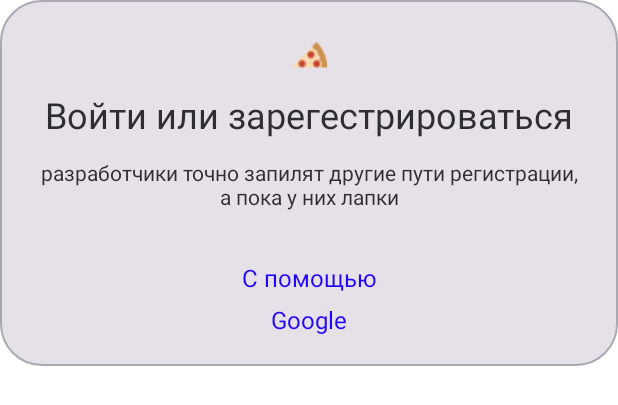
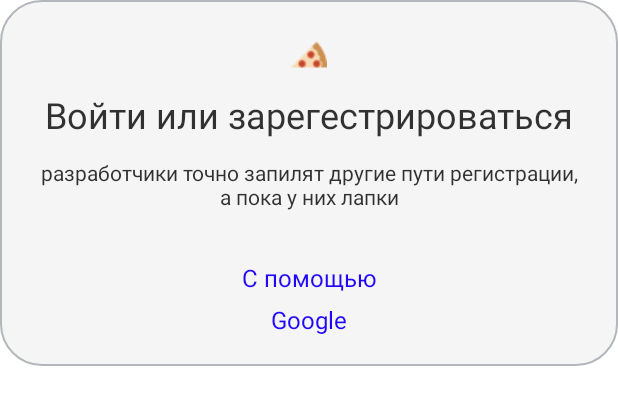
Before and after one commit to Techi77/SplitTheBillV2, an Android app built with Jetpack Compose: the @Preview function RegistrationDialogPreview, on a phone screen of 412 x 824 dp. Shown: the top 405 px of the screen. Run offline under Robolectric (Android 15) with nearby library versions, the phone set to English and light mode, and no system bars.

Commit message:
fix: registration dialog colors

```diff
--- a/core/theme/src/main/java/com/stb/theme/RegistrationDialog.kt
+++ b/core/theme/src/main/java/com/stb/theme/RegistrationDialog.kt
@@ -1,8 +1,7 @@
 package com.stb.theme
 
+import androidx.compose.foundation.BorderStroke
 import androidx.compose.foundation.Image
-import androidx.compose.foundation.background
-import androidx.compose.foundation.border
 import androidx.compose.foundation.clickable
 import androidx.compose.foundation.isSystemInDarkTheme
 import androidx.compose.foundation.layout.Arrangement
@@ -11,10 +10,12 @@ import androidx.compose.foundation.layout.padding
 import androidx.compose.foundation.layout.size
 import androidx.compose.foundation.shape.RoundedCornerShape
 import androidx.compose.material3.Card
+import androidx.compose.material3.CardDefaults
 import androidx.compose.material3.Text
 import androidx.compose.runtime.Composable
 import androidx.compose.ui.Alignment
 import androidx.compose.ui.Modifier
+import androidx.compose.ui.graphics.Color
 import androidx.compose.ui.graphics.ImageBitmap
 import androidx.compose.ui.res.imageResource
 import androidx.compose.ui.text.style.TextAlign
@@ -34,16 +35,13 @@ fun RegistrationDialog(
 ) {
     val shape = RoundedCornerShape(28.dp)
     Card(
-        modifier = Modifier
-            .border(
-                width = 1.dp,
-                color = if (isSystemInDarkTheme()) BorderDark else Border,
-                shape = shape
-            )
-            .background(
-                color = getColorTheme().primaryContainer,
-                shape = shape
-            ),
+        colors = CardDefaults.cardColors().copy(
+            containerColor = getColorTheme().primaryContainer
+        ),
+        border = BorderStroke(
+            width = 1.dp,
+            color = if (isSystemInDarkTheme()) BorderDark else Border,
+        ),
         shape = shape
     ) {
         Column(
@@ -75,6 +73,9 @@ fun RegistrationDialog(
                         .apply {
                             if (buttonOnClick != null) clickable { buttonOnClick() }
                         },
+                    colors = CardDefaults.cardColors().copy(
+                        containerColor = Color.Transparent
+                    ),
                     shape = RoundedCornerShape(0.dp)
                 ) {
                     Text(
--- a/core/theme/src/main/java/com/stb/theme/ui/Color.kt
+++ b/core/theme/src/main/java/com/stb/theme/ui/Color.kt
@@ -9,7 +9,7 @@ val BackgroundBlack = Color(0xFF2F2F2F)
 //white
 val White = Color(0xFFFFFFFF)
 val White_Transparency80 = Color(0xCCFFFFFF)
-val BackgroundWhite = Color(0xFFFFFFFF)
+val BackgroundWhite = Color(0xFFF5F5F5)
 
 //purple
 val MainPurple = Color(0xFFD73FC6)
--- a/core/theme/src/main/res/drawable/bg_gradient_dark.xml
+++ b/core/theme/src/main/res/drawable/bg_gradient_dark.xml
@@ -14,7 +14,7 @@
           android:endY="347.73"
           android:type="linear">
         <item android:offset="0" android:color="#FF2007FB"/>
-        <item android:offset="0.29" android:color="#FF2F2F2F"/>
+        <item android:offset="0.29" android:color="#2F2F2F"/>
       </gradient>
     </aapt:attr>
   </path>
--- a/core/theme/src/main/res/drawable/bg_gradient_light.xml
+++ b/core/theme/src/main/res/drawable/bg_gradient_light.xml
@@ -17,7 +17,7 @@
             android:endY="347.73"
             android:type="linear">
           <item android:offset="0" android:color="#FF2007FB"/>
-          <item android:offset="0.29" android:color="#FFF5F5F5"/>
+          <item android:offset="0.29" android:color="#F5F5F5"/>
         </gradient>
       </aapt:attr>
     </path>
```
